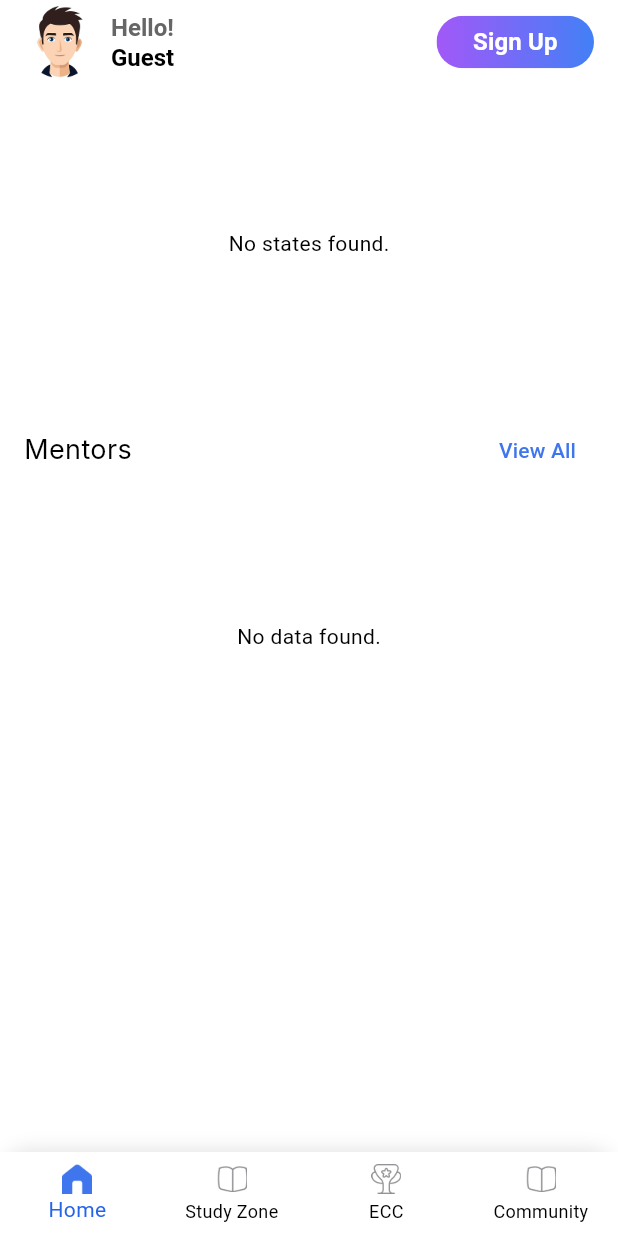
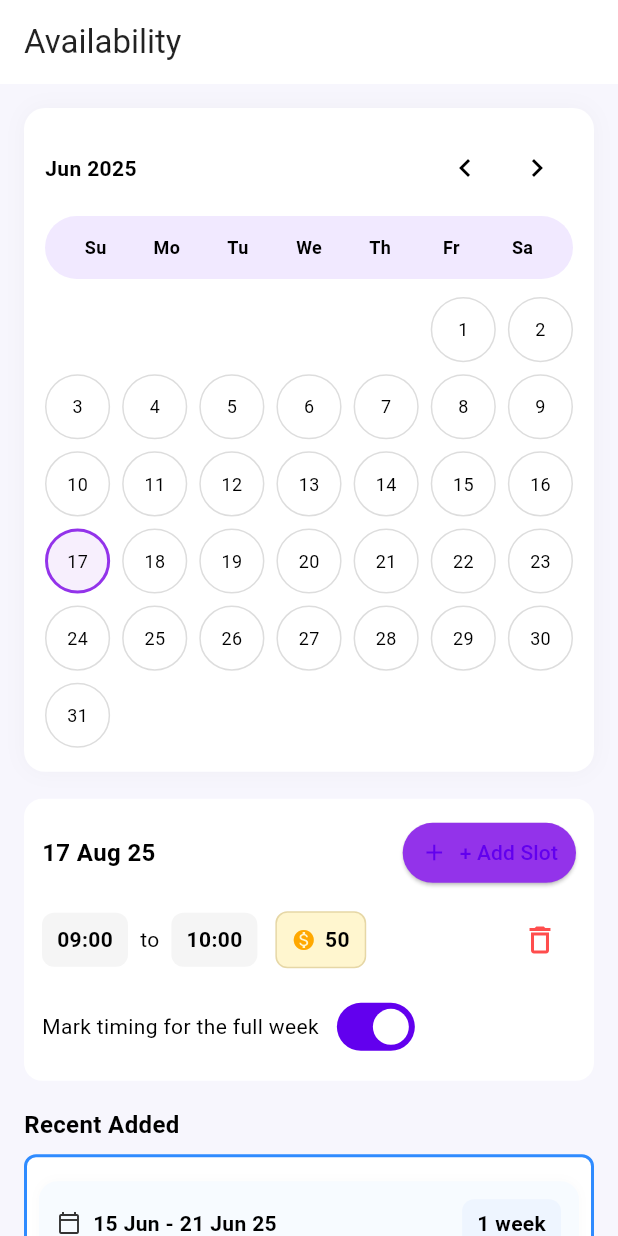
Before and after one commit to SaicharanGattu02/mentivisor, a Flutter app: the screen it shows after launch, on a phone screen of 412 x 824 dp. Run offline on Flutter 3.47's test engine with Material 3 defaults, Android fonts, the phone set to English and light mode, and no system bars; our stand-ins replace animate_do, cached_network_image, carousel_slider, connectivity_plus, dio, dotted_border and 12 more; missing offline and left inert: razorpay_flutter; Roboto replaces fonts that are missing (Inter, segeo); project files that could hold a hidden picture were left out.

Commit message:
committed by vissu 17/08/2025 at 5:51PM

```diff
--- /dev/null
+++ b/lib/Mentor/presentation/SlotsBookingScreen.dart
@@ -0,0 +1,352 @@
+// slots_booking_screen.dart
+import 'package:flutter/material.dart';
+import 'package:intl/intl.dart';
+
+class SlotsBookingScreen extends StatefulWidget {
+  const SlotsBookingScreen({Key? key}) : super(key: key);
+
+  @override
+  State<SlotsBookingScreen> createState() => _SlotsBookingScreenState();
+}
+
+class _SlotsBookingScreenState extends State<SlotsBookingScreen> {
+  DateTime visibleMonth = DateTime.now();
+  DateTime selectedDate = DateTime.now();
+
+  // sample recent added groups (replace with your real data)
+  final List<Map<String, dynamic>> recentAdded = [
+    {
+      'title': '15 Jun - 21 Jun 25',
+      'subtitle': '1 week',
+      'slots': ['9:00 - 10:00', '9:00 - 10:00', '9:00 - 10:00', '9:00 - 10:00', '9:00 - 10:00', '9:00 - 10:00'],
+    },
+    {
+      'title': '16 Jun 25',
+      'subtitle': '6 slots',
+      'slots': ['9:00 - 10:00', '9:00 - 10:00', '9:00 - 10:00', '9:00 - 10:00'],
+    },
+    {
+      'title': '15 Jun 25',
+      'subtitle': '6 slots',
+      'slots': ['9:00 - 10:00', '9:00 - 10:00', '9:00 - 10:00'],
+    },
+  ];
+
+  void prevMonth() {
+    setState(() {
+      visibleMonth = DateTime(visibleMonth.year, visibleMonth.month - 1, 1);
+    });
+  }
+
+  void nextMonth() {
+    setState(() {
+      visibleMonth = DateTime(visibleMonth.year, visibleMonth.month + 1, 1);
+    });
+  }
+
+  List<int?> makeMonthGrid(DateTime month) {
+    final firstDay = DateTime(month.year, month.month, 1);
+    final lastDay = DateTime(month.year, month.month + 1, 0);
+    final startOffset = (firstDay.weekday) % 7; // 0..6 with Sunday = 0
+    final List<int?> list = [];
+    for (int i = 0; i < startOffset; i++) list.add(null);
+    for (int d = 1; d <= lastDay.day; d++) list.add(d);
+    return list;
+  }
+
+  @override
+  Widget build(BuildContext context) {
+    final gridDays = makeMonthGrid(visibleMonth);
+    final monthTitle = DateFormat('MMM yyyy').format(visibleMonth);
+
+    return Scaffold(
+      backgroundColor: const Color(0xFFF7F6FD),
+      appBar: AppBar(
+        title: const Text('Availability', style: TextStyle(fontFamily: 'segeo')),
+        elevation: 0,
+        backgroundColor: Colors.white,
+        centerTitle: false,
+        foregroundColor: Colors.black87,
+      ),
+      body: SingleChildScrollView(
+        padding: const EdgeInsets.all(16),
+        child: Column(
+          children: [
+            // --- top calendar card ---
+            Container(
+              width: double.infinity,
+              decoration: BoxDecoration(
+                color: Colors.white,
+                borderRadius: BorderRadius.circular(14),
+                boxShadow: [BoxShadow(color: Colors.black.withOpacity(0.03), blurRadius: 12)],
+              ),
+              child: Padding(
+                padding: const EdgeInsets.symmetric(vertical: 16, horizontal: 14),
+                child: Column(
+                  crossAxisAlignment: CrossAxisAlignment.start,
+                  children: [
+                    // month header
+                    Row(
+                      children: [
+                        Text('Jun 2025', style: TextStyle(fontWeight: FontWeight.w700)),
+                        const Spacer(),
+                        IconButton(onPressed: prevMonth, icon: const Icon(Icons.chevron_left)),
+                        IconButton(onPressed: nextMonth, icon: const Icon(Icons.chevron_right)),
+                      ],
+                    ),
+
+                    const SizedBox(height: 8),
+
+                    // small pill with weekday names
+                    Container(
+                      height: 42,
+                      decoration: BoxDecoration(
+                        color: const Color(0xFFF1E9FF),
+                        borderRadius: BorderRadius.circular(22),
+                      ),
+                      padding: const EdgeInsets.symmetric(horizontal: 10),
+                      child: Row(
+                        mainAxisAlignment: MainAxisAlignment.spaceBetween,
+                        children: ['Su','Mo','Tu','We','Th','Fr','Sa']
+                            .map((d) => Expanded(
+                          child: Center(child: Text(d, style: const TextStyle(fontSize: 12, fontWeight: FontWeight.w600))),
+                        )).toList(),
+                      ),
+                    ),
+
+                    const SizedBox(height: 12),
+
+                    // calendar grid
+                    GridView.builder(
+                      shrinkWrap: true,
+                      physics: const NeverScrollableScrollPhysics(),
+                      gridDelegate: const SliverGridDelegateWithFixedCrossAxisCount(
+                        crossAxisCount: 7,
+                        mainAxisSpacing: 8,
+                        crossAxisSpacing: 8,
+                        childAspectRatio: 1.0,
+                      ),
+                      itemCount: gridDays.length,
+                      itemBuilder: (context, index) {
+                        final day = gridDays[index];
+                        if (day == null) return const SizedBox();
+                        final isSelected = selectedDate.day == day && selectedDate.month == visibleMonth.month && selectedDate.year == visibleMonth.year;
+                        final isToday = DateTime.now().day == day && DateTime.now().month == visibleMonth.month && DateTime.now().year == visibleMonth.year;
+                        return GestureDetector(
+                          onTap: () {
+                            setState(() {
+                              selectedDate = DateTime(visibleMonth.year, visibleMonth.month, day);
+                              // TODO: trigger your cubit fetch for selectedDate here
+                            });
+                          },
+                          child: Container(
+                            decoration: BoxDecoration(
+                              color: isSelected ? const Color(0xFF9333EA).withOpacity(0.08) : (isToday ? const Color(0xFFE8F0FF) : Colors.white),
+                              shape: BoxShape.circle,
+                              border: Border.all(
+                                color: isSelected ? const Color(0xFF9333EA) : (isToday ? const Color(0xFF9333EA).withOpacity(0.25) : const Color(0xFFDDDDDD)),
+                                width: isSelected ? 2 : 1,
+                              ),
+                            ),
+                            alignment: Alignment.center,
+                            child: Text(day.toString(), style: const TextStyle(fontSize: 12)),
+                          ),
+                        );
+                      },
+                    ),
+                  ],
+                ),
+              ),
+            ),
+
+            const SizedBox(height: 18),
+
+            // --- selected date + add slot row ---
+            Container(
+              width: double.infinity,
+              decoration: BoxDecoration(
+                color: Colors.white,
+                borderRadius: BorderRadius.circular(12),
+              ),
+              padding: const EdgeInsets.symmetric(vertical: 12, horizontal: 12),
+              child: Column(
+                crossAxisAlignment: CrossAxisAlignment.start,
+                children: [
+                  // date row + Add Slot button
+                  Row(
+                    children: [
+                      Expanded(
+                        child: Text(
+                          DateFormat('d MMM yy').format(selectedDate),
+                          style: const TextStyle(fontSize: 16, fontWeight: FontWeight.w700),
+                        ),
+                      ),
+                      ElevatedButton.icon(
+                        onPressed: () {
+                          // TODO: show Add Slot flow (bottom sheet)
+                        },
+                        icon: const Icon(Icons.add, size: 18),
+                        label: const Text('+ Add Slot'),
+                        style: ElevatedButton.styleFrom(
+                          backgroundColor: const Color(0xFF9333EA),
+                          shape: RoundedRectangleBorder(borderRadius: BorderRadius.circular(22)),
+                          padding: const EdgeInsets.symmetric(horizontal: 12, vertical: 10),
+                        ),
+                      ),
+                    ],
+                  ),
+
+                  const SizedBox(height: 10),
+
+                  // time range + coin pill + delete icon (sample)
+                  Row(
+                    children: [
+                      // time chips
+                      Container(
+                        padding: const EdgeInsets.symmetric(horizontal: 10, vertical: 8),
+                        decoration: BoxDecoration(
+                          color: const Color(0xFFF5F5F5),
+                          borderRadius: BorderRadius.circular(8),
+                        ),
+                        child: const Text('09:00', style: TextStyle(fontWeight: FontWeight.w600)),
+                      ),
+                      const SizedBox(width: 8),
+                      const Text('to'),
+                      const SizedBox(width: 8),
+                      Container(
+                        padding: const EdgeInsets.symmetric(horizontal: 10, vertical: 8),
+                        decoration: BoxDecoration(
+                          color: const Color(0xFFF5F5F5),
+                          borderRadius: BorderRadius.circular(8),
+                        ),
+                        child: const Text('10:00', style: TextStyle(fontWeight: FontWeight.w600)),
+                      ),
+
+                      const SizedBox(width: 12),
+
+                      // coin pill
+                      Container(
+                        padding: const EdgeInsets.symmetric(horizontal: 10, vertical: 8),
+                        decoration: BoxDecoration(
+                          color: const Color(0xFFFFF6CF),
+                          borderRadius: BorderRadius.circular(8),
+                          border: Border.all(color: const Color(0xFFE6D7A6)),
+                        ),
+                        child: Row(
+                          mainAxisSize: MainAxisSize.min,
+                          children: const [
+                            Icon(Icons.monetization_on, size: 16, color: Color(0xFFFFA800)),
+                            SizedBox(width: 6),
+                            Text('50', style: TextStyle(fontWeight: FontWeight.w600)),
+                          ],
+                        ),
+                      ),
+
+                      const Spacer(),
+
+                      // trash icon placeholder
+                      IconButton(
+                        onPressed: () {},
+                        icon: const Icon(Icons.delete_outline, color: Color(0xFFFF4D4D)),
+                      ),
+                    ],
+                  ),
+
+                  const SizedBox(height: 10),
+
+                  // weekly toggle sample
+                  Row(
+                    children: [
+                      const Text('Mark timing for the full week'),
+                      const SizedBox(width: 8),
+                      Switch(value: true, onChanged: (v) {}),
+                    ],
+                  ),
+                ],
+              ),
+            ),
+
+            const SizedBox(height: 18),
+
+            // --- Recent Added header ---
+            Row(
+              children: const [
+                Text('Recent Added', style: TextStyle(fontWeight: FontWeight.w700, fontSize: 16)),
+                Spacer(),
+              ],
+            ),
+
+            const SizedBox(height: 8),
+
+            // --- recent added list: blue bordered container with several cards ---
+            Container(
+              width: double.infinity,
+              decoration: BoxDecoration(
+                border: Border.all(color: const Color(0xFF2F8BFF), width: 2), // blue border
+                borderRadius: BorderRadius.circular(8),
+                color: Colors.white,
+              ),
+              padding: const EdgeInsets.all(8),
+              child: Column(
+                children: recentAdded.map((group) {
+                  return Container(
+                    margin: const EdgeInsets.symmetric(vertical: 8),
+                    padding: const EdgeInsets.all(12),
+                    decoration: BoxDecoration(
+                      color: const Color(0xFFF7FBFF),
+                      borderRadius: BorderRadius.circular(12),
+                      boxShadow: [BoxShadow(color: Colors.black.withOpacity(0.02), blurRadius: 6)],
+                    ),
+                    child: Column(
+                      crossAxisAlignment: CrossAxisAlignment.start,
+                      children: [
+                        Row(
+                          children: [
+                            Icon(Icons.calendar_today_outlined, size: 16, color: const Color(0xFF333333)),
+                            const SizedBox(width: 8),
+                            Expanded(
+                              child: Text(group['title'] ?? '', style: const TextStyle(fontWeight: FontWeight.w700)),
+                            ),
+                            Container(
+                              padding: const EdgeInsets.symmetric(horizontal: 10, vertical: 6),
+                              decoration: BoxDecoration(
+                                color: const Color(0xFFEEF5FF),
+                                borderRadius: BorderRadius.circular(8),
+                              ),
+                              child: Text(group['subtitle'] ?? '', style: const TextStyle(fontWeight: FontWeight.w600)),
+                            ),
+                          ],
+                        ),
+
+                        const SizedBox(height: 8),
+
+                        // tag pills
+                        Wrap(
+                          spacing: 8,
+                          runSpacing: 8,
+                          children: (group['slots'] as List<String>).map((s) {
+                            return Container(
+                              padding: const EdgeInsets.symmetric(horizontal: 12, vertical: 8),
+                              decoration: BoxDecoration(
+                                color: Colors.white,
+                                borderRadius: BorderRadius.circular(8),
+                                border: Border.all(color: const Color(0xFFDDDDDD)),
+                              ),
+                              child: Text(s, style: const TextStyle(fontWeight: FontWeight.w600, fontSize: 13)),
+                            );
+                          }).toList(),
+                        ),
+                      ],
+                    ),
+                  );
+                }).toList(),
+              ),
+            ),
+
+            const SizedBox(height: 24),
+          ],
+        ),
+      ),
+    );
+  }
+}
--- a/lib/app_routes/router.dart
+++ b/lib/app_routes/router.dart
@@ -17,7 +17,6 @@ import 'package:mentivisor/Mentee/presentation/authentication/profieSetup/Profil
 import 'package:mentivisor/Mentee/presentation/becomeMentor/ExpertiseSelection.dart';
 import 'package:mentivisor/Mentee/presentation/CampusMentorList.dart';
 import 'package:mentivisor/Mentee/presentation/Ecc/ViewEventScreen.dart';
-import 'package:mentivisor/Splash.dart';
 import '../Components/NoInternet.dart';
 import '../Mentee/Models/MentorProfileModel.dart';
 import '../Mentee/Models/StudyZoneCampusModel.dart';
@@ -25,7 +24,6 @@ import '../Mentee/Models/ECCModel.dart';
 import '../Mentee/presentation/Ecc/AddEventScreen.dart';
 import '../Mentee/presentation/ExclusiveServicesInfo.dart';
 import '../Mentee/presentation/MentorProfileScreen.dart';
-import '../Mentee/presentation/PaymentSuccessfully.dart';
 import '../Mentee/presentation/ProductivityToolsScreen.dart';
 import '../Mentee/presentation/Profile/EditProfileScreen.dart';
 import '../Mentee/presentation/Profile/ProfileScreen.dart';
@@ -54,18 +52,20 @@ import '../Mentor/presentation/SessionDetailScreen.dart';
 import '../Mentee/presentation/BuyCoinsScreens.dart';
 import '../Mentee/presentation/ExclusiveServices.dart';
 import '../Mentor/presentation/ShoppingCouponScreen.dart';
-import '../Mentee/presentation/InfoScreen.dart';
+import '../Mentor/presentation/SlotsBookingScreen.dart';
+import '../Splash.dart';
 import '../Mentee/presentation/becomeMentor/InterestingScreen.dart';
 import '../Mentee/presentation/authentication/profieSetup/ProfileSetupWizard.dart';
 import '../Mentee/presentation/SessionCompletedScreen.dart';
 import '../Mentee/presentation/BookSessionScreen.dart';
 import '../Mentee/presentation/DashBoard.dart';
 
+
 final GoRouter appRouter = GoRouter(
   initialLocation: '/',
   routes: [
     GoRoute(
-      path: '/',
+      path: '/splashscreen',
       pageBuilder: (context, state) {
         return buildSlideTransitionPage(SplashScreen(), state);
       },
@@ -111,27 +111,12 @@ final GoRouter appRouter = GoRouter(
         );
       },
     ),
+
     GoRoute(
       path: '/success_screen',
       pageBuilder: (context, state) {
         final data = state.extra as Map<String, dynamic>? ?? {};
         return buildSlideTransitionPage(SuccessScreen(data: data), state);
-      },
-    ),
-    GoRoute(
-      path: '/payment_successfully',
-      pageBuilder: (context, state) {
-        final title = state.uri.queryParameters['title'] ?? "";
-        final subTitle = state.uri.queryParameters['subTitle'] ?? "";
-        final nextRoute = state.uri.queryParameters['next'] ?? "";
-        return buildSlideTransitionPage(
-          PaymentSuccessScreen(
-            title: title,
-            subTitle: subTitle,
-            nextRoute: nextRoute,
-          ),
-          state,
-        );
       },
     ),
     GoRoute(
@@ -158,6 +143,7 @@ final GoRouter appRouter = GoRouter(
         return buildSlideTransitionPage(AuthLandingScreen(), state);
       },
     ),
+
     GoRoute(
       path: '/downloads',
       pageBuilder: (context, state) {
@@ -206,7 +192,6 @@ final GoRouter appRouter = GoRouter(
         );
       },
     ),
-
     GoRoute(
       path: '/mentor_profile',
       pageBuilder: (context, state) {
@@ -297,13 +282,6 @@ final GoRouter appRouter = GoRouter(
       pageBuilder: (context, state) =>
           buildSlideTransitionPage(Communityscreen(), state),
     ),
-
-    GoRoute(
-      path: '/infoscreen',
-      pageBuilder: (context, state) =>
-          buildSlideTransitionPage(InfoScreen(), state),
-    ),
-
     GoRoute(
       path: '/executiveservices',
       pageBuilder: (context, state) =>
@@ -367,7 +345,6 @@ final GoRouter appRouter = GoRouter(
       pageBuilder: (context, state) =>
           buildSlideTransitionPage(Nointernet(), state),
     ),
-
     GoRoute(
       path: '/dashboard',
       pageBuilder: (context, state) =>
@@ -385,11 +362,13 @@ final GoRouter appRouter = GoRouter(
       pageBuilder: (context, state) =>
           buildSlideTransitionPage(SignupScreen(), state),
     ),
+
     GoRoute(
       path: '/profile',
       pageBuilder: (context, state) =>
           buildSlideTransitionPage(ProfileScreen(), state),
     ),
+
     GoRoute(
       path: '/wallet_screen',
       pageBuilder: (context, state) =>
@@ -400,6 +379,7 @@ final GoRouter appRouter = GoRouter(
       pageBuilder: (context, state) =>
           buildSlideTransitionPage(BuyCoinsScreens(), state),
     ),
+
     GoRoute(
       path: '/book_sessions_screen',
       pageBuilder: (context, state) {
@@ -453,7 +433,7 @@ final GoRouter appRouter = GoRouter(
     ),
 
     GoRoute(
-      path: '/',
+      path: '/shoppingcouponscreen',
       pageBuilder: (context, state) =>
           buildSlideTransitionPage(ShoppingCouponScreen(), state),
     ),
@@ -464,6 +444,15 @@ final GoRouter appRouter = GoRouter(
         return buildSlideTransitionPage(MentorProfileScreen1(), state);
       },
     ),
+
+    GoRoute(
+      path: '/',
+      pageBuilder: (context, state) {
+        return buildSlideTransitionPage(SlotsBookingScreen(), state);
+      },
+    ),
+
+
   ],
 );
 
```
